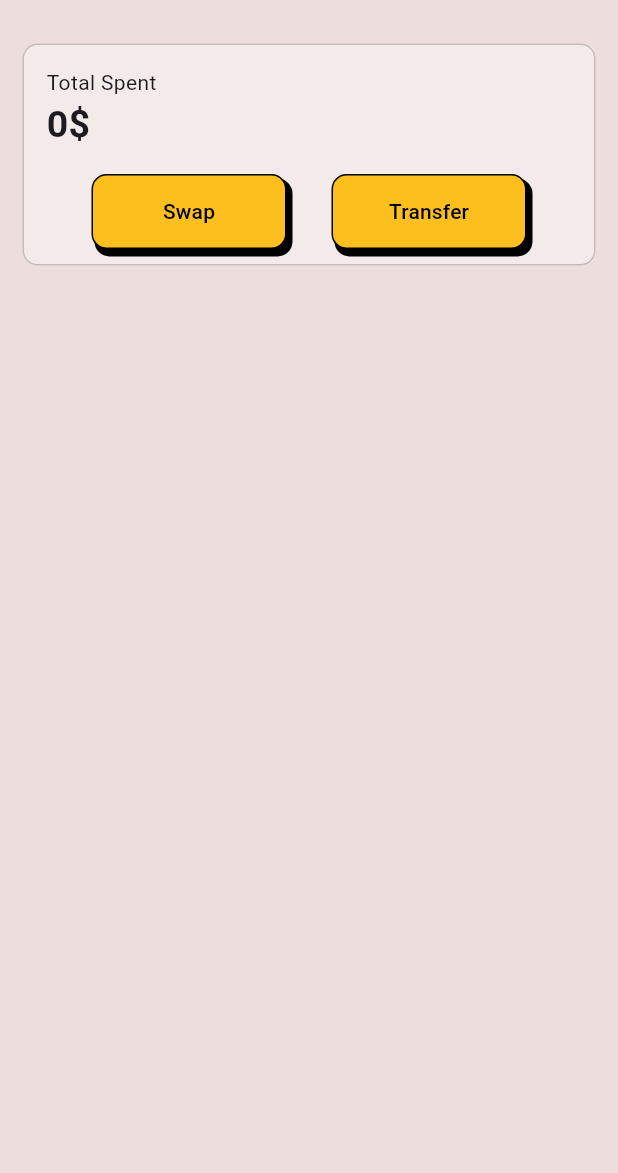
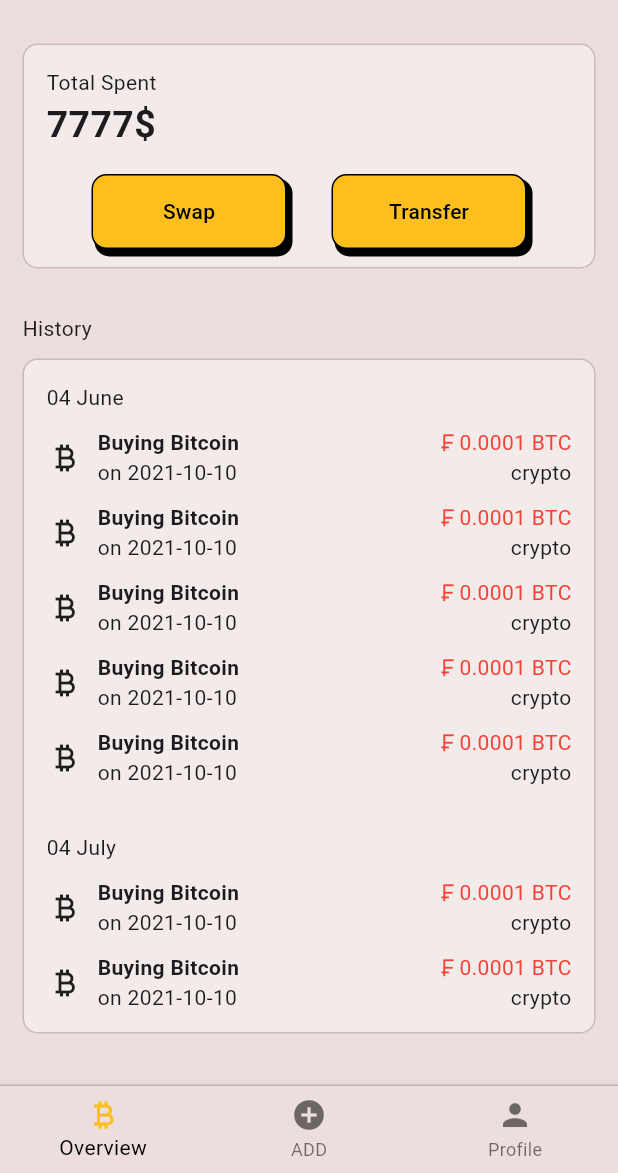
Before and after one commit to tykealy/monnaie_flutter, a Flutter app: the screen it shows after launch, on a phone screen of 412 x 824 dp, the part 63-1236 px from its top. Run offline on Flutter 3.47's test engine with Material 3 defaults, Android fonts, the phone set to English and light mode, and no system bars.

Commit message:
added smaple of the history view

```diff
--- a/lib/main.dart
+++ b/lib/main.dart
@@ -1,4 +1,6 @@
 import 'package:flutter/material.dart';
+import 'widgets/spent_card.dart';
+import 'widgets/history_list.dart';
 
 void main() {
   runApp(const MyApp());
@@ -14,21 +16,6 @@ class MyApp extends StatelessWidget {
       title: 'Monnaie',
       debugShowCheckedModeBanner: false, // Add this line
       theme: ThemeData(
-        // This is the theme of your application.
-        //
-        // TRY THIS: Try running your application with "flutter run". You'll see
-        // the application has a purple toolbar. Then, without quitting the app,
-        // try changing the seedColor in the colorScheme below to Colors.green
-        // and then invoke "hot reload" (save your changes or press the "hot
-        // reload" button in a Flutter-supported IDE, or press "r" if you used
-        // the command line to start the app).
-        //
-        // Notice that the counter didn't reset back to zero; the application
-        // state is not lost during the reload. To reset the state, use hot
-        // restart instead.
-        //
-        // This works for code too, not just values: Most code changes can be
-        // tested with just a hot reload.
         scaffoldBackgroundColor: const Color(0xFFebdedc),
         useMaterial3: true,
       ),
@@ -39,16 +26,6 @@ class MyApp extends StatelessWidget {
 
 class MyHomePage extends StatelessWidget {
   const MyHomePage({super.key, required this.title});
-
-  // This widget is the home page of your application. It is stateful, meaning
-  // that it has a State object (defined below) that contains fields that affect
-  // how it looks.
-
-  // This class is the configuration for the state. It holds the values (in this
-  // case the title) provided by the parent (in this case the App widget) and
-  // used by the build method of the State. Fields in a Widget subclass are
-  // always marked "final".
-
   final String title;
 
   @override
@@ -58,117 +35,33 @@ class MyHomePage extends StatelessWidget {
           backgroundColor: const Color(0xFFebdedc),
           title: Text(title),
         ),
-        body: const Column(
-          crossAxisAlignment: CrossAxisAlignment.center,
-          children: [Overall()],
+        body: ListView(
+          children: const <Widget>[
+            SpentCard(),
+            HistoryList(),
+          ],
+        ),
+        bottomNavigationBar: Container(
+          decoration: const BoxDecoration(
+            border: Border(
+              top: BorderSide(
+                color: Color(0xFFc7bab8),
+              ),
+            ),
+          ),
+          child: BottomNavigationBar(
+            backgroundColor: const Color(0xFFebdedc),
+            selectedIconTheme: const IconThemeData(color: Color(0xFFfdbf1e)),
+            selectedItemColor: Colors.black,
+            items: const [
+              BottomNavigationBarItem(
+                  icon: Icon(Icons.currency_bitcoin), label: "Overview"),
+              BottomNavigationBarItem(
+                  icon: Icon(Icons.add_circle), label: "ADD"),
+              BottomNavigationBarItem(
+                  icon: Icon(Icons.person), label: "Profile")
+            ],
+          ),
         ));
   }
 }
-
-class Overall extends StatelessWidget {
-  const Overall({super.key});
-
-  @override
-  Widget build(BuildContext context) {
-    return Padding(
-      padding: const EdgeInsets.all(15.0),
-      child: Container(
-        decoration: BoxDecoration(
-            color: const Color(0xFFf3ebea),
-            borderRadius: BorderRadius.circular(10)),
-        child: Row(
-          children: [
-            Expanded(
-              child: Container(
-                  decoration: BoxDecoration(
-                      border: Border.all(
-                        color: const Color(0xFFc7bab8),
-                      ),
-                      borderRadius: BorderRadius.circular(10)),
-                  child: Padding(
-                    padding: const EdgeInsets.only(
-                        top: 15, left: 15, right: 15, bottom: 10),
-                    child: Column(
-                      crossAxisAlignment: CrossAxisAlignment.start,
-                      children: [
-                        const Text("Total Spent"),
-                        const Text(
-                          "0\$",
-                          style: TextStyle(
-                              fontWeight: FontWeight.bold, fontSize: 25),
-                        ),
-                        Row(
-                          mainAxisAlignment: MainAxisAlignment.spaceEvenly,
-                          children: [
-                            Container(
-                              margin: const EdgeInsets.only(top: 15),
-                              child: const OverallButton(action: "Swap"),
-                            ),
-                            Container(
-                              margin: const EdgeInsets.only(top: 15),
-                              child: const OverallButton(action: "Transfer"),
-                            ),
-                          ],
-                        )
-                      ],
-                    ),
-                  )),
-            ),
-          ],
-        ),
-      ),
-    );
-  }
-}
-
-class OverallButton extends StatefulWidget {
-  final String action;
-
-  const OverallButton({Key? key, required this.action}) : super(key: key);
-
-  @override
-  OverallButtonState createState() => OverallButtonState();
-}
-
-class OverallButtonState extends State<OverallButton> {
-  @override
-  Widget build(BuildContext context) {
-    return SizedBox(
-      width: 130, // Set the width you want here
-      child: Container(
-        decoration: BoxDecoration(
-          color: const Color(0xFFfdbf1e),
-          borderRadius: BorderRadius.circular(10.0),
-          border: Border.all(color: Colors.black),
-          boxShadow: const [
-            BoxShadow(
-              color: Colors.black,
-              offset: Offset(3, 4), // Position of shadow
-              blurRadius: 0, // Blur level
-              spreadRadius: 1, // Spread level
-            ),
-          ],
-        ),
-        child: ElevatedButton(
-          onPressed: () {
-            // Handle button press
-          },
-          style: ButtonStyle(
-              shape: MaterialStateProperty.all<RoundedRectangleBorder>(
-                RoundedRectangleBorder(
-                  borderRadius: BorderRadius.circular(10.0),
-                ),
-              ),
-              backgroundColor: MaterialStateProperty.all(
-                const Color(0xFFfdbf1e),
-              ), // Make the button background transparent
-              elevation: MaterialStateProperty.all(0)),
-          child: Text(
-            widget.action,
-            style: const TextStyle(color: Colors.black),
-          ),
-        ),
-      ),
-    );
-  }
-}
--- /dev/null
+++ b/lib/widgets/history_list.dart
@@ -0,0 +1,139 @@
+import 'package:flutter/material.dart';
+
+class HistoryList extends StatefulWidget {
+  const HistoryList({Key? key}) : super(key: key);
+
+  @override
+  HistoryListState createState() => HistoryListState();
+}
+
+class HistoryListState extends State<HistoryList> {
+  final List<Map<String, String>> items = List.generate(
+      5,
+      (index) => {
+            'title': 'Buying Bitcoin',
+            'time': 'on 2021-10-10',
+            'amount': '0.0001 BTC',
+            'category': 'crypto',
+          });
+
+  @override
+  Widget build(BuildContext context) {
+    return Padding(
+      padding: const EdgeInsets.all(15),
+      child: Column(
+        crossAxisAlignment: CrossAxisAlignment.start,
+        children: [
+          const Text("History"),
+          Container(
+              margin: const EdgeInsets.only(top: 10),
+              height: 450,
+              decoration: BoxDecoration(
+                color: const Color(0xFFf3ebea),
+                borderRadius: BorderRadius.circular(10),
+                border: Border.all(
+                  color: const Color(0xFFc7bab8),
+                ),
+              ),
+              child: ListView(children: [
+                DailySpentItem(
+                  items: items,
+                  date: "04 June",
+                ),
+                DailySpentItem(
+                  items: items,
+                  date: "04 July",
+                )
+              ])),
+        ],
+      ),
+    );
+  }
+}
+
+class DailySpentItem extends StatefulWidget {
+  final String date;
+  final List<Map<String, String>> items;
+
+  const DailySpentItem({super.key, required this.items, required this.date});
+  @override
+  DailySpentItemState createState() => DailySpentItemState();
+}
+
+class DailySpentItemState extends State<DailySpentItem> {
+  @override
+  Widget build(BuildContext context) {
+    return Padding(
+      padding: const EdgeInsets.all(15.0),
+      child: Column(crossAxisAlignment: CrossAxisAlignment.start, children: [
+        Text(widget.date),
+        Column(
+          children: widget.items.map((item) {
+            return SpentItem(
+              title: item['title']!,
+              time: item['time']!,
+              amount: item['amount']!,
+              category: item['category']!,
+            );
+          }).toList(),
+        ),
+      ]),
+    );
+  }
+}
+
+class SpentItem extends StatelessWidget {
+  final String title;
+  final String time;
+  final String amount;
+  final String category;
+
+  const SpentItem({
+    Key? key,
+    required this.title,
+    required this.time,
+    required this.amount,
+    required this.category,
+  }) : super(key: key);
+
+  @override
+  Widget build(BuildContext context) {
+    return Container(
+      padding: const EdgeInsets.only(top: 10),
+      child: Row(
+        children: [
+          const Icon(Icons.currency_bitcoin),
+          const SizedBox(width: 10),
+          Column(crossAxisAlignment: CrossAxisAlignment.start, children: [
+            Text(
+              title,
+              style: const TextStyle(fontWeight: FontWeight.bold),
+            ),
+            Text(time),
+          ]),
+          const Spacer(),
+          Column(
+            crossAxisAlignment: CrossAxisAlignment.end,
+            children: [
+              Container(
+                  decoration: const BoxDecoration(
+                    color: Color(0xFFf3ebea),
+                  ),
+                  child: Row(
+                    children: [
+                      const Icon(
+                        Icons.currency_franc_outlined,
+                        size: 15,
+                        color: Colors.red,
+                      ),
+                      Text(amount, style: const TextStyle(color: Colors.red)),
+                    ],
+                  )),
+              Text(category),
+            ],
+          ),
+        ],
+      ),
+    );
+  }
+}
--- /dev/null
+++ b/lib/widgets/spent_card.dart
@@ -0,0 +1,109 @@
+import 'package:flutter/material.dart';
+
+class SpentCard extends StatelessWidget {
+  const SpentCard({super.key});
+
+  @override
+  Widget build(BuildContext context) {
+    return Padding(
+      padding: const EdgeInsets.all(15.0),
+      child: Container(
+        decoration: BoxDecoration(
+            color: const Color(0xFFf3ebea),
+            borderRadius: BorderRadius.circular(10)),
+        child: Row(
+          children: [
+            Expanded(
+              child: Container(
+                  decoration: BoxDecoration(
+                      border: Border.all(
+                        color: const Color(0xFFc7bab8),
+                      ),
+                      borderRadius: BorderRadius.circular(10)),
+                  child: Padding(
+                    padding: const EdgeInsets.only(
+                        top: 15, left: 15, right: 15, bottom: 12),
+                    child: Column(
+                      crossAxisAlignment: CrossAxisAlignment.start,
+                      children: [
+                        const Text("Total Spent"),
+                        const Text(
+                          "7777\$",
+                          style: TextStyle(
+                              fontWeight: FontWeight.bold, fontSize: 25),
+                        ),
+                        Row(
+                          mainAxisAlignment: MainAxisAlignment.spaceEvenly,
+                          children: [
+                            Container(
+                              margin: const EdgeInsets.only(top: 15),
+                              child: const SpentCardButton(action: "Swap"),
+                            ),
+                            Container(
+                              margin: const EdgeInsets.only(top: 15),
+                              child: const SpentCardButton(action: "Transfer"),
+                            ),
+                          ],
+                        )
+                      ],
+                    ),
+                  )),
+            ),
+          ],
+        ),
+      ),
+    );
+  }
+}
+
+class SpentCardButton extends StatefulWidget {
+  final String action;
+
+  const SpentCardButton({Key? key, required this.action}) : super(key: key);
+
+  @override
+  SpentCardButtonState createState() => SpentCardButtonState();
+}
+
+class SpentCardButtonState extends State<SpentCardButton> {
+  @override
+  Widget build(BuildContext context) {
+    return SizedBox(
+      width: 130, // Set the width you want here
+      child: Container(
+        decoration: BoxDecoration(
+          color: const Color(0xFFfdbf1e),
+          borderRadius: BorderRadius.circular(10.0),
+          border: Border.all(color: Colors.black),
+          boxShadow: const [
+            BoxShadow(
+              color: Colors.black,
+              offset: Offset(3, 4), // Position of shadow
+              blurRadius: 0, // Blur level
+              spreadRadius: 1, // Spread level
+            ),
+          ],
+        ),
+        child: ElevatedButton(
+          onPressed: () {
+            // Handle button press
+          },
+          style: ButtonStyle(
+              shape: MaterialStateProperty.all<RoundedRectangleBorder>(
+                RoundedRectangleBorder(
+                  borderRadius: BorderRadius.circular(10.0),
+                ),
+              ),
+              backgroundColor: MaterialStateProperty.all(
+                const Color(0xFFfdbf1e),
+              ), // Make the button background transparent
+              elevation: MaterialStateProperty.all(0)),
+          child: Text(
+            widget.action,
+            style: const TextStyle(color: Colors.black),
+          ),
+        ),
+      ),
+    );
+  }
+}
```
